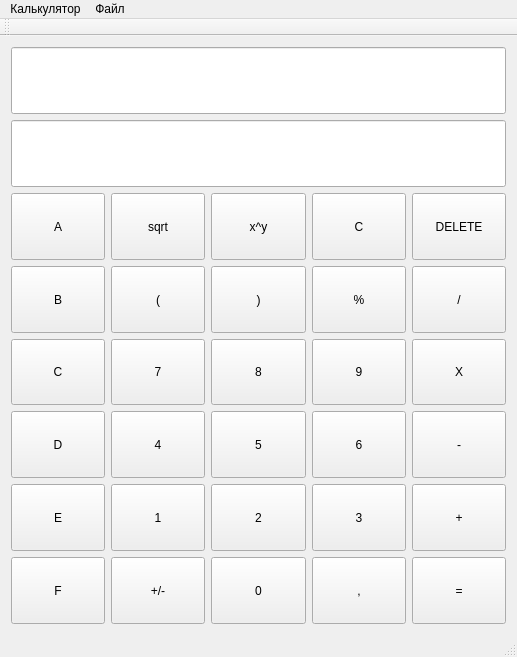
Windings0602/Calkulator_QT, file mainwindow.ui: the form before one commit.
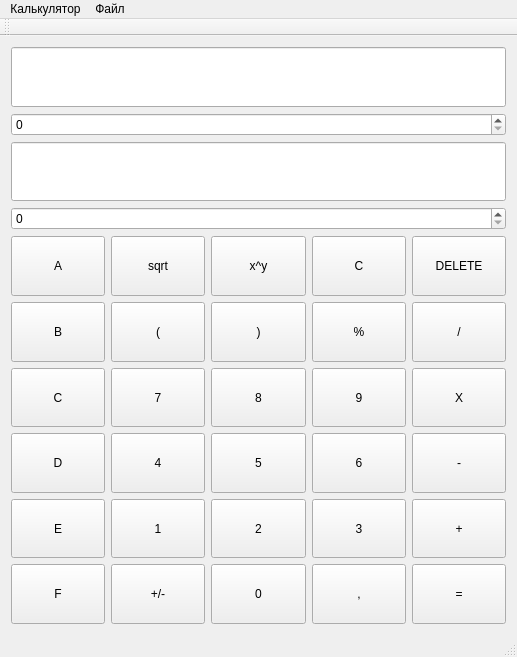
The form after the commit.

Diff of the .ui file:
```diff
--- a/mainwindow.ui
+++ b/mainwindow.ui
@@ -14,7 +14,7 @@
    <string>MainWindow</string>
   </property>
   <widget class="QWidget" name="centralWidget">
-   <layout class="QVBoxLayout" name="verticalLayout" stretch="0,0,0,0,0,0,0,0">
+   <layout class="QVBoxLayout" name="verticalLayout" stretch="0,0,0,0,0,0,0,0,0,0">
     <item>
      <widget class="QLineEdit" name="Input">
       <property name="sizePolicy">
@@ -28,6 +28,9 @@
       </property>
      </widget>
     </item>
+    <item>
+     <widget class="QSpinBox" name="Input_base"/>
+    </item>
     <item>
      <widget class="QLineEdit" name="Output">
       <property name="sizePolicy">
@@ -38,6 +41,9 @@
       </property>
      </widget>
     </item>
+    <item>
+     <widget class="QSpinBox" name="Output_base"/>
+    </item>
     <item>
      <layout class="QHBoxLayout" name="horizontalLayout_7">
       <item>
```
